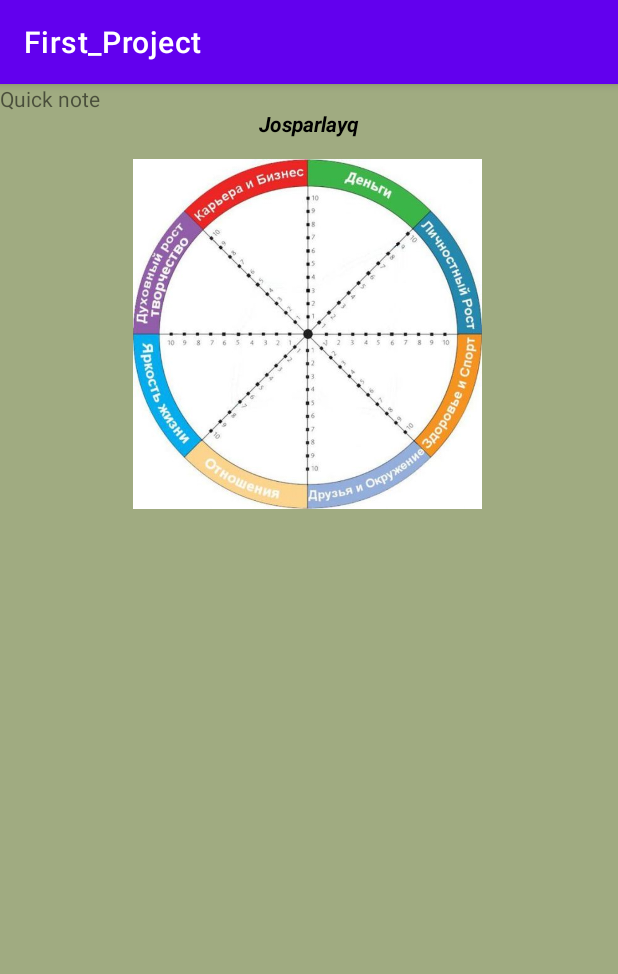
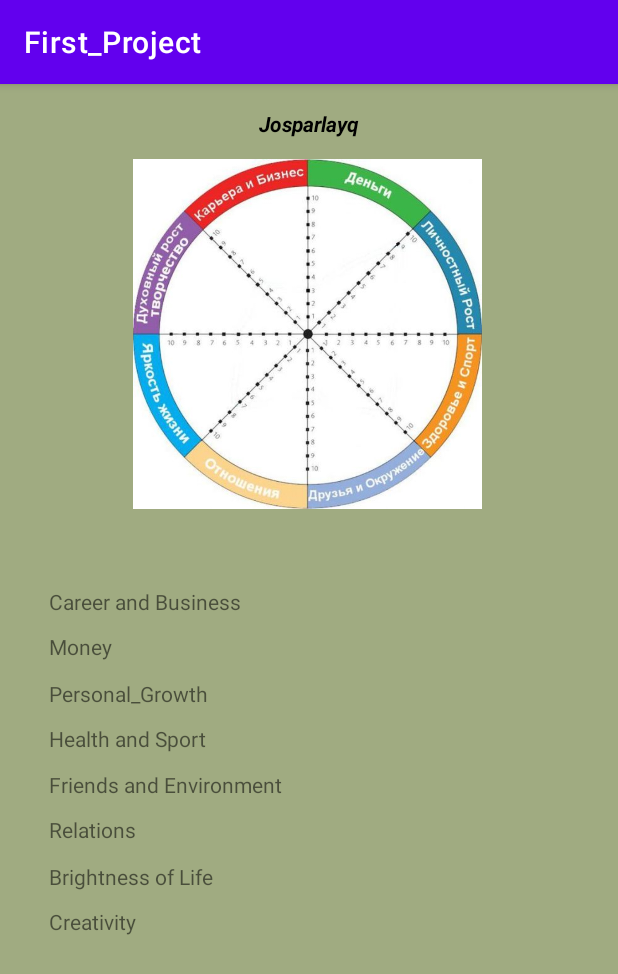
Before and after one commit to ainsag/First_Project, an Android app: the screen it shows after launch (MainActivity), on a phone screen of 412 x 824 dp. Shown: the top 974 px of the screen. Run offline under Robolectric (Android 15) with nearby library versions, the phone set to English and light mode, and no system bars.

Commit message:
Coping other options of button in scale

```diff
--- /dev/null
+++ b/app/src/main/res/drawable/ic_add.xml
@@ -0,0 +1,5 @@
+<vector android:height="24dp" android:tint="#453F3F"
+    android:viewportHeight="24" android:viewportWidth="24"
+    android:width="24dp" xmlns:android="http://schemas.android.com/apk/res/android">
+    <path android:fillColor="@android:color/white" android:pathData="M19,13h-6v6h-2v-6H5v-2h6V5h2v6h6v2z"/>
+</vector>
--- a/app/src/main/res/layout/activity_main.xml
+++ b/app/src/main/res/layout/activity_main.xml
@@ -35,17 +35,112 @@
         app:layout_constraintHorizontal_bias="0.0"
         app:layout_constraintStart_toStartOf="parent"
         app:layout_constraintTop_toBottomOf="@+id/textView"
-        app:layout_constraintVertical_bias="0.028"/>
+        app:layout_constraintVertical_bias="0.028"
+        />
 
     <TextView
         android:id="@+id/textView2"
-        android:layout_width="wrap_content"
-        android:layout_height="wrap_content"
-        android:text="Quick note"
+        android:layout_width="347dp"
+        android:layout_height="29dp"
         android:clickable="true"
-        android:onClick="quick_note"
-        tools:layout_editor_absoluteX="176dp"
-        tools:layout_editor_absoluteY="310dp" />
+        android:onClick="career_b"
+        android:text="Career and Business"
+        app:layout_constraintBottom_toBottomOf="parent"
+        app:layout_constraintEnd_toEndOf="parent"
+        app:layout_constraintStart_toStartOf="parent"
+        app:layout_constraintTop_toTopOf="parent"
+        app:layout_constraintVertical_bias="0.454" />
+
+    <TextView
+        android:id="@+id/textView2"
+        android:layout_width="347dp"
+        android:layout_height="29dp"
+        android:clickable="true"
+        android:onClick="money"
+        android:text="Money"
+        app:layout_constraintBottom_toBottomOf="parent"
+        app:layout_constraintEnd_toEndOf="parent"
+        app:layout_constraintStart_toStartOf="parent"
+        app:layout_constraintTop_toTopOf="parent"
+        app:layout_constraintVertical_bias="0.495" />
+
+    <TextView
+        android:id="@+id/textView2"
+        android:layout_width="347dp"
+        android:layout_height="29dp"
+        android:clickable="true"
+        android:onClick="personal_growth"
+        android:text="Personal_Growth"
+        app:layout_constraintBottom_toBottomOf="parent"
+        app:layout_constraintEnd_toEndOf="parent"
+        app:layout_constraintStart_toStartOf="parent"
+        app:layout_constraintTop_toTopOf="parent"
+        app:layout_constraintVertical_bias="0.537" />
+
+    <TextView
+        android:id="@+id/textView2"
+        android:layout_width="347dp"
+        android:layout_height="29dp"
+        android:clickable="true"
+        android:onClick="health_sport"
+        android:text="Health and Sport"
+        app:layout_constraintBottom_toBottomOf="parent"
+        app:layout_constraintEnd_toEndOf="parent"
+        app:layout_constraintStart_toStartOf="parent"
+        app:layout_constraintTop_toTopOf="parent"
+        app:layout_constraintVertical_bias="0.578" />
+
+    <TextView
+        android:id="@+id/textView2"
+        android:layout_width="347dp"
+        android:layout_height="29dp"
+        android:clickable="true"
+        android:onClick="friends_environment"
+        android:text="Friends and Environment"
+        app:layout_constraintBottom_toBottomOf="parent"
+        app:layout_constraintEnd_toEndOf="parent"
+        app:layout_constraintStart_toStartOf="parent"
+        app:layout_constraintTop_toTopOf="parent"
+        app:layout_constraintVertical_bias="0.619" />
+
+    <TextView
+        android:id="@+id/textView2"
+        android:layout_width="347dp"
+        android:layout_height="29dp"
+        android:clickable="true"
+        android:onClick="relations"
+        android:text="Relations"
+        app:layout_constraintBottom_toBottomOf="parent"
+        app:layout_constraintEnd_toEndOf="parent"
+        app:layout_constraintStart_toStartOf="parent"
+        app:layout_constraintTop_toTopOf="parent"
+        app:layout_constraintVertical_bias="0.66" />
+
+    <TextView
+        android:id="@+id/textView2"
+        android:layout_width="347dp"
+        android:layout_height="29dp"
+        android:clickable="true"
+        android:onClick="brightness_of_life"
+        android:text="Brightness of Life"
+        app:layout_constraintBottom_toBottomOf="parent"
+        app:layout_constraintEnd_toEndOf="parent"
+        app:layout_constraintStart_toStartOf="parent"
+        app:layout_constraintTop_toTopOf="parent"
+        app:layout_constraintVertical_bias="0.702" />
+
+    <TextView
+        android:id="@+id/textView2"
+        android:layout_width="347dp"
+        android:layout_height="29dp"
+        android:clickable="true"
+        android:onClick="creativity"
+        android:text="Creativity"
+        app:layout_constraintBottom_toBottomOf="parent"
+        app:layout_constraintEnd_toEndOf="parent"
+        app:layout_constraintStart_toStartOf="parent"
+        app:layout_constraintTop_toTopOf="parent"
+        app:layout_constraintVertical_bias="0.743" />
 
 
 </androidx.constraintlayout.widget.ConstraintLayout>
```
